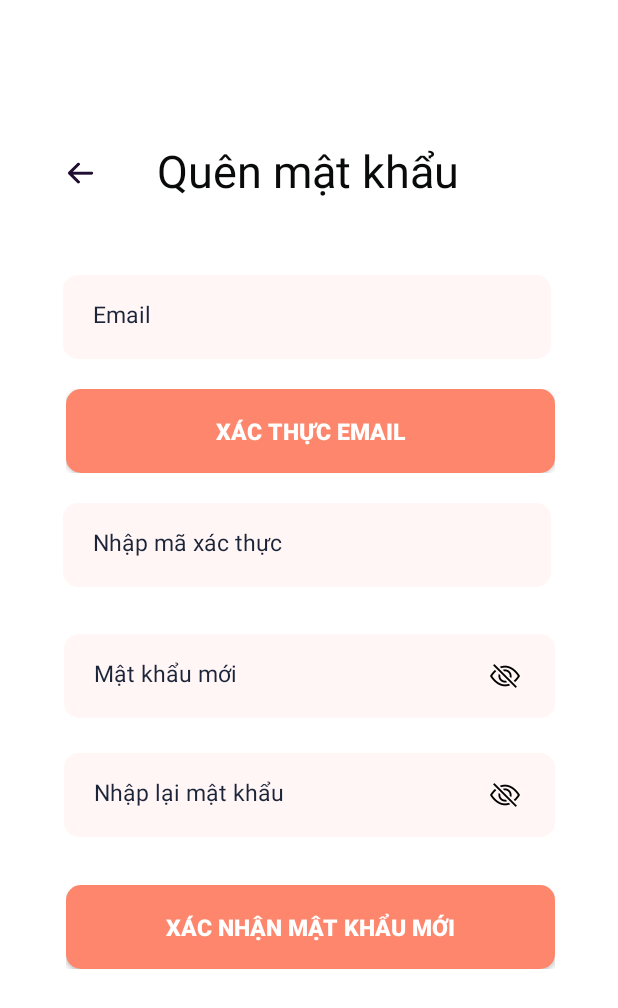
After one commit to MinHeHeHeHe/DiDong, an Android app: the QuenMatKhauActivity screen opened directly, with no data from a screen before it, on a phone screen of 412 x 824 dp. The commit adds this screen. Shown: the top 1008 px of the screen. Run offline under Robolectric (Android 15) with nearby library versions, the phone set to English and light mode, and no system bars.

Commit message:
Them màn hình quên mật khẩu

```diff
--- a/app/src/main/java/com/example/android_doan/DangNhapActivity.java
+++ b/app/src/main/java/com/example/android_doan/DangNhapActivity.java
@@ -7,6 +7,12 @@ import androidx.appcompat.app.AppCompatActivity;
 import androidx.core.graphics.Insets;
 import androidx.core.view.ViewCompat;
 import androidx.core.view.WindowInsetsCompat;
+import android.content.Intent;
+import android.widget.TextView;
+import android.graphics.Typeface;
+import android.view.MotionEvent;
+import android.view.View;
+
 
 public class DangNhapActivity extends AppCompatActivity {
 
@@ -20,5 +26,46 @@ public class DangNhapActivity extends AppCompatActivity {
             v.setPadding(systemBars.left, systemBars.top, systemBars.right, systemBars.bottom);
             return insets;
         });
+
+        // Gắn sự kiện click cho TextView "Đăng ký ngay"
+        TextView tvDangKy = findViewById(R.id.text_chua_co_tai_khoan);
+        tvDangKy.setOnClickListener(v -> {
+            Intent intent = new Intent(DangNhapActivity.this, DangKyActivity.class);
+            startActivity(intent);
+        });
+
+        tvDangKy.setOnTouchListener((v, event) -> {
+            switch (event.getAction()) {
+                case MotionEvent.ACTION_DOWN:
+                    tvDangKy.setTypeface(null, Typeface.BOLD);
+                    break;
+                case MotionEvent.ACTION_UP:
+                case MotionEvent.ACTION_CANCEL:
+                    tvDangKy.setTypeface(null, Typeface.NORMAL);
+                    break;
+            }
+            return false;
+        });
+
+        // Gắn sự kiện click cho TextView "Quên mật khẩu"
+        TextView tvQuenMatKhau = findViewById(R.id.txtQuenMatKhau);
+        tvQuenMatKhau.setOnClickListener(v -> {
+            Intent intent = new Intent(DangNhapActivity.this, QuenMatKhauActivity.class);
+            startActivity(intent);
+        });
+
+        tvQuenMatKhau.setOnTouchListener((v, event) -> {
+            switch (event.getAction()) {
+                case MotionEvent.ACTION_DOWN:
+                    tvQuenMatKhau.setTypeface(null, Typeface.BOLD);
+                    break;
+                case MotionEvent.ACTION_UP:
+                case MotionEvent.ACTION_CANCEL:
+                    tvQuenMatKhau.setTypeface(null, Typeface.NORMAL);
+                    break;
+            }
+            return false;
+        });
+
     }
 }
--- /dev/null
+++ b/app/src/main/java/com/example/android_doan/QuenMatKhauActivity.java
@@ -0,0 +1,24 @@
+package com.example.android_doan;
+
+import android.os.Bundle;
+
+import androidx.activity.EdgeToEdge;
+import androidx.appcompat.app.AppCompatActivity;
+import androidx.core.graphics.Insets;
+import androidx.core.view.ViewCompat;
+import androidx.core.view.WindowInsetsCompat;
+
+public class QuenMatKhauActivity extends AppCompatActivity {
+
+    @Override
+    protected void onCreate(Bundle savedInstanceState) {
+        super.onCreate(savedInstanceState);
+        EdgeToEdge.enable(this);
+        setContentView(R.layout.activity_quen_mat_khau);
+        ViewCompat.setOnApplyWindowInsetsListener(findViewById(R.id.quenmatkhau), (v, insets) -> {
+            Insets systemBars = insets.getInsets(WindowInsetsCompat.Type.systemBars());
+            v.setPadding(systemBars.left, systemBars.top, systemBars.right, systemBars.bottom);
+            return insets;
+        });
+    }
+}
--- a/app/src/main/res/layout/activity_dang_ky.xml
+++ /dev/null
@@ -1,10 +0,0 @@
-<?xml version="1.0" encoding="utf-8"?>
-<androidx.constraintlayout.widget.ConstraintLayout xmlns:android="http://schemas.android.com/apk/res/android"
-    xmlns:app="http://schemas.android.com/apk/res-auto"
-    xmlns:tools="http://schemas.android.com/tools"
-    android:id="@+id/main"
-    android:layout_width="match_parent"
-    android:layout_height="match_parent"
-    tools:context=".DangKyActivity">
-
-</androidx.constraintlayout.widget.ConstraintLayout>
--- /dev/null
+++ b/app/src/main/res/layout/activity_quen_mat_khau.xml
@@ -0,0 +1,264 @@
+<?xml version="1.0" encoding="utf-8"?>
+<ScrollView xmlns:android="http://schemas.android.com/apk/res/android"
+    android:orientation="vertical"
+    android:layout_width="match_parent"
+    android:layout_height="match_parent"
+    android:scrollbars="none"
+    android:id="@+id/quenmatkhau">
+
+    <FrameLayout
+        android:layout_width="match_parent"
+        android:layout_height="match_parent">
+
+        <LinearLayout
+            xmlns:android="http://schemas.android.com/apk/res/android"
+            xmlns:app="http://schemas.android.com/apk/res-auto"
+            xmlns:tools="http://schemas.android.com/tools"
+            android:id="@+id/container_forgot_password"
+            android:layout_width="match_parent"
+            android:layout_height="917dp"
+            android:background="@drawable/container_bars"
+            android:gravity="left|top"
+            android:orientation="vertical">
+
+            <FrameLayout
+                android:id="@+id/container_bars_nav_standard"
+                android:layout_width="match_parent"
+                android:layout_height="48dp"
+                android:layout_marginLeft="18dp"
+                android:layout_marginRight="18dp"
+                android:layout_marginTop="91dp"
+                android:background="@drawable/container_bars">
+
+                <ImageView
+                    android:id="@+id/image_arrow_left"
+                    android:layout_width="24.06dp"
+                    android:layout_height="24dp"
+                    android:layout_marginLeft="24.06dp"
+                    android:layout_marginRight="327.87dp"
+                    android:layout_marginTop="12dp"
+                    android:layout_marginBottom="12dp"
+                    android:scaleType="centerInside"
+                    android:src="@drawable/image_arrow_left" />
+
+                <TextView
+                    android:id="@+id/text_forgot_password"
+                    android:layout_width="wrap_content"
+                    android:layout_height="37dp"
+                    android:layout_marginRight="0.5dp"
+                    android:layout_marginTop="-9.5dp"
+                    android:layout_marginBottom="-9.5dp"
+                    android:layout_gravity="center"
+                    android:gravity="center"
+                    android:includeFontPadding="false"
+                    android:maxLines="1"
+                    android:singleLine="true"
+                    android:text="Quên mật khẩu"
+                    android:textColor="#FF090A0A"
+                    android:textSize="30dp" />
+            </FrameLayout>
+
+            <FrameLayout
+                android:id="@+id/container_group4"
+                android:layout_width="325dp"
+                android:layout_height="56dp"
+                android:layout_marginLeft="42dp"
+                android:layout_marginTop="44dp"
+                android:layout_gravity="left"
+                android:background="@drawable/container_group1">
+
+                <ImageView
+                    android:id="@+id/image_rectangle4"
+                    android:layout_width="match_parent"
+                    android:layout_height="match_parent"
+                    android:background="@drawable/image_rectangle2"
+                    android:scaleType="centerCrop" />
+
+                <TextView
+                    android:id="@+id/text_email"
+                    android:layout_width="51dp"
+                    android:layout_height="20dp"
+                    android:layout_marginLeft="20dp"
+                    android:layout_marginTop="17.5dp"
+                    android:layout_marginBottom="-2.5dp"
+                    android:layout_gravity="top|left"
+                    android:gravity="left|center_vertical"
+                    android:includeFontPadding="false"
+                    android:maxLines="1"
+                    android:singleLine="true"
+                    android:text="Email"
+                    android:textColor="#FF1C2439"
+                    android:textSize="15dp" />
+            </FrameLayout>
+
+            <FrameLayout
+                android:id="@+id/container_group1"
+                android:layout_width="326dp"
+                android:layout_height="56dp"
+                android:layout_marginLeft="44dp"
+                android:layout_marginTop="20dp"
+                android:layout_gravity="left"
+                android:background="@drawable/container_group1">
+
+
+                <Button
+                    android:id="@+id/btn_verify_email"
+                    android:layout_width="match_parent"
+                    android:layout_height="match_parent"
+                    android:layout_gravity="top"
+                    android:gravity="center"
+                    android:text="Xác thực email"
+                    android:textColor="#FFFFFFFF"
+                    android:background="@drawable/image_rectangle1"
+                    android:textSize="15dp"
+                    android:textStyle="bold" />
+
+            </FrameLayout>
+
+            <FrameLayout
+                android:id="@+id/container_group5"
+                android:layout_width="325dp"
+                android:layout_height="56dp"
+                android:layout_marginLeft="42dp"
+                android:layout_marginTop="20dp"
+                android:layout_gravity="left"
+                android:background="@drawable/container_group1">
+
+                <ImageView
+                    android:id="@+id/image_rectangle5"
+                    android:layout_width="match_parent"
+                    android:layout_height="match_parent"
+                    android:background="@drawable/image_rectangle2"
+                    android:scaleType="centerCrop" />
+
+                <TextView
+                    android:id="@+id/text_enter_verification_code"
+                    android:layout_width="152dp"
+                    android:layout_height="20dp"
+                    android:layout_marginLeft="20dp"
+                    android:layout_marginTop="17.5dp"
+                    android:layout_marginBottom="-2.5dp"
+                    android:layout_gravity="top|left"
+                    android:gravity="left|center_vertical"
+                    android:includeFontPadding="false"
+                    android:maxLines="1"
+                    android:singleLine="true"
+                    android:text="Nhập mã xác thực"
+                    android:textColor="#FF1C2439"
+                    android:textSize="15dp" />
+            </FrameLayout>
+
+            <FrameLayout
+                android:id="@+id/container_group2"
+                android:layout_width="327dp"
+                android:layout_height="56dp"
+                android:layout_marginRight="42dp"
+                android:layout_marginTop="31dp"
+                android:layout_gravity="right">
+
+                <ImageView
+                    android:id="@+id/image_rectangle2"
+                    android:layout_width="match_parent"
+                    android:layout_height="match_parent"
+                    android:background="@drawable/image_rectangle2"
+                    android:scaleType="centerCrop" />
+
+                <TextView
+                    android:id="@+id/text_new_password"
+                    android:layout_width="wrap_content"
+                    android:layout_height="20dp"
+                    android:layout_marginLeft="20dp"
+                    android:layout_marginTop="17.5dp"
+                    android:layout_marginBottom="-2.5dp"
+                    android:layout_gravity="top|left"
+                    android:gravity="left|center_vertical"
+                    android:includeFontPadding="false"
+                    android:maxLines="1"
+                    android:singleLine="true"
+                    android:text="Mật khẩu mới"
+                    android:textColor="#FF1C2439"
+                    android:textSize="15dp" />
+
+                <ImageView
+                    android:id="@+id/image_eye_slash"
+                    android:layout_width="20dp"
+                    android:layout_height="20dp"
+                    android:layout_marginRight="23dp"
+                    android:layout_marginTop="18dp"
+                    android:layout_marginBottom="18dp"
+                    android:layout_gravity="right"
+                    android:scaleType="centerInside"
+                    android:src="@drawable/image_eye_slash" />
+            </FrameLayout>
+
+            <FrameLayout
+                android:id="@+id/container_group3"
+                android:layout_width="327dp"
+                android:layout_height="56dp"
+                android:layout_marginRight="42dp"
+                android:layout_marginTop="23dp"
+                android:layout_gravity="right">
+
+                <ImageView
+                    android:id="@+id/image_rectangle3"
+                    android:layout_width="match_parent"
+                    android:layout_height="match_parent"
+                    android:background="@drawable/image_rectangle2"
+                    android:scaleType="centerCrop" />
+
+                <TextView
+                    android:id="@+id/text_reenter_password"
+                    android:layout_width="wrap_content"
+                    android:layout_height="20dp"
+                    android:layout_marginLeft="20dp"
+                    android:layout_marginTop="17.5dp"
+                    android:layout_marginBottom="-2.5dp"
+                    android:layout_gravity="top|left"
+                    android:gravity="left|center_vertical"
+                    android:includeFontPadding="false"
+                    android:maxLines="1"
+                    android:singleLine="true"
+                    android:text="Nhập lại mật khẩu"
+                    android:textColor="#FF1C2439"
+                    android:textSize="15dp" />
+
+                <ImageView
+                    android:id="@+id/image_eye_slash1"
+                    android:layout_width="20dp"
+                    android:layout_height="20dp"
+                    android:layout_marginRight="23dp"
+                    android:layout_marginTop="18dp"
+                    android:layout_marginBottom="18dp"
+                    android:layout_gravity="right"
+                    android:scaleType="centerInside"
+                    android:src="@drawable/image_eye_slash" />
+            </FrameLayout>
+
+            <FrameLayout
+                android:id="@+id/container_group"
+                android:layout_width="326dp"
+                android:layout_height="56dp"
+                android:layout_marginLeft="44dp"
+                android:layout_marginTop="32dp"
+                android:layout_gravity="left"
+                android:background="@drawable/container_group1">
+
+
+                <Button
+                    android:id="@+id/btn_confirm_new_password"
+                    android:layout_width="match_parent"
+                    android:layout_height="match_parent"
+                    android:layout_gravity="top"
+                    android:gravity="center"
+                    android:text="Xác nhận mật khẩu mới"
+                    android:textColor="#FFFFFFFF"
+                    android:background="@drawable/image_rectangle1"
+                    android:textSize="15dp"
+                    android:textStyle="bold" />
+
+            </FrameLayout>
+        </LinearLayout>
+
+    </FrameLayout>
+
+</ScrollView>
--- a/app/src/main/res/layout/layout_dang_ky.xml
+++ b/app/src/main/res/layout/layout_dang_ky.xml
@@ -88,11 +88,11 @@
         android:background="@drawable/dangnhap_container_group2">
 
         <EditText
-            android:id="@+id/txt_DangKy_Sdt"
+            android:id="@+id/txt_DangKy_Email"
             android:layout_width="match_parent"
             android:layout_height="match_parent"
             android:background="@drawable/image_rectangle2"
-            android:hint="Số điện thoại"
+            android:hint="Email"
             android:textColor="@android:color/black"
             android:padding="16dp"
             android:inputType="text" />
--- a/app/src/main/res/layout/layout_dang_nhap.xml
+++ b/app/src/main/res/layout/layout_dang_nhap.xml
@@ -101,10 +101,10 @@
         android:background="@drawable/dangnhap_container_group1">
 
         <EditText
-            android:id="@+id/txtSDT"
+            android:id="@+id/txtEmail"
             android:layout_width="match_parent"
             android:layout_height="wrap_content"
-            android:hint="Nhập số điện thoại"
+            android:hint="Nhập Email"
             android:padding="16dp"
             android:background="@drawable/image_rectangle2"
             android:textColor="#FF1C2439"
```
Also changed, not shown: app/src/main/AndroidManifest.xml (+5 -3 lines).
